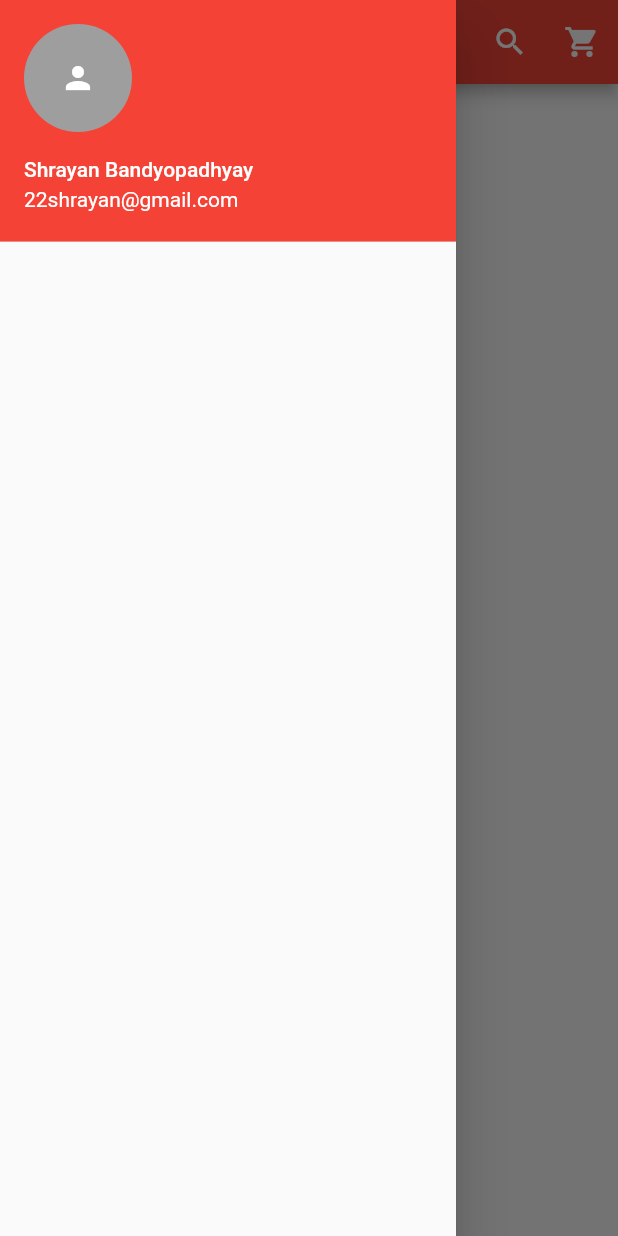
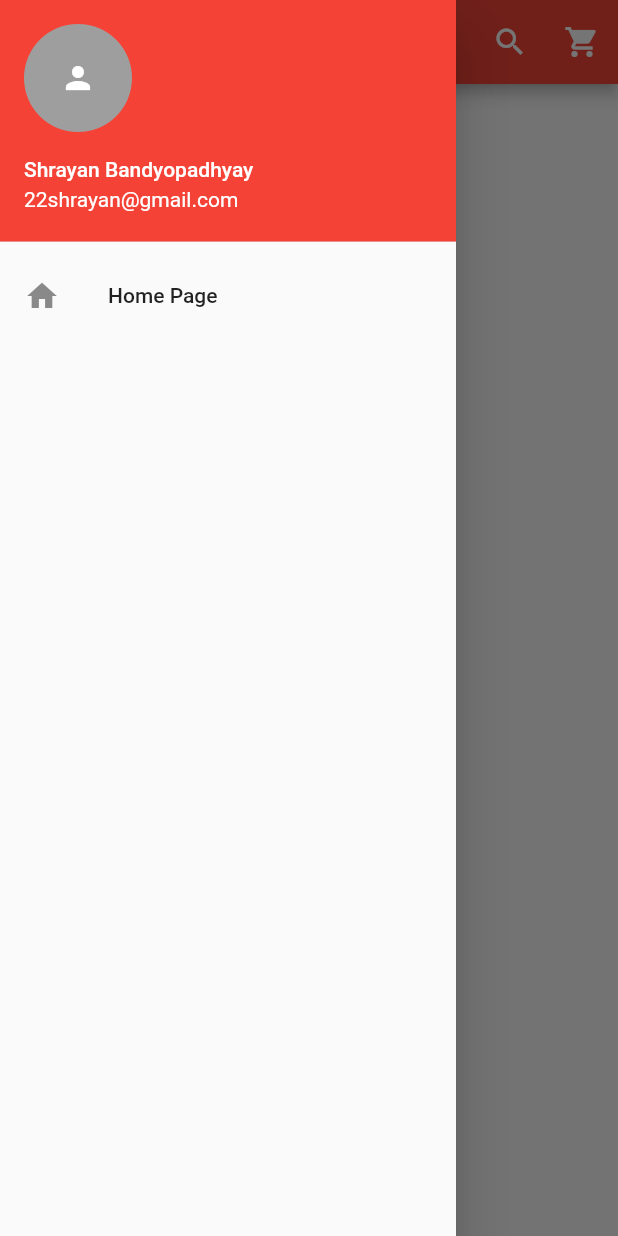
Before and after one commit to mr-shrayan/tello, a Flutter app: the screen it shows after launch, with the side drawer open, on a phone screen of 412 x 824 dp. Run offline on Flutter 3.47's test engine with Material 2 defaults, Android fonts, the phone set to English and light mode, and no system bars.

Commit message:
Added List Title and the ist list item in the drawer called  "Home page" along with it's icon leading: Icon(Icons.home) Under List Title. of main.dart

```diff
--- a/lib/main.dart
+++ b/lib/main.dart
@@ -46,6 +46,10 @@ class _HomePageState extends State<HomePage> {
             ),
 
             // body
+            ListTile(
+              title: Text('Home Page'),
+              leading: Icon(Icons.home),
+            )
           ],
         ),
       ),
```
